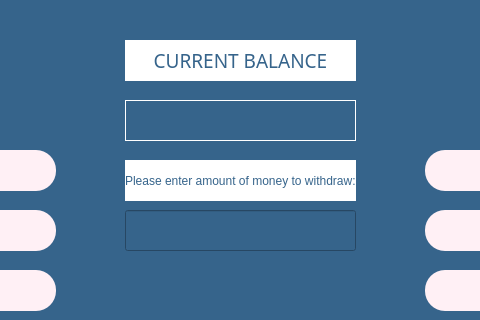
First picture: the form in withdrawpage.ui, repository melihorhanyilmaz/Project, before the edit; both pictures show x 155 to 635 and y 0 to 320 of the 800 by 600 pixel window.
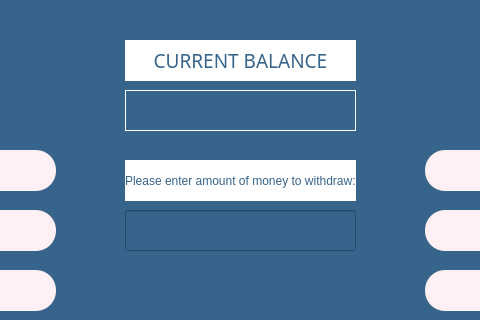
Second picture: the form after the edit.

Patch:
```diff
--- a/withdrawpage.ui
+++ b/withdrawpage.ui
@@ -519,7 +519,7 @@
     <property name="geometry">
      <rect>
       <x>280</x>
-      <y>100</y>
+      <y>90</y>
       <width>231</width>
       <height>41</height>
      </rect>
```
Left out of the diff: 17 changed lines with no effect on the pictures.
